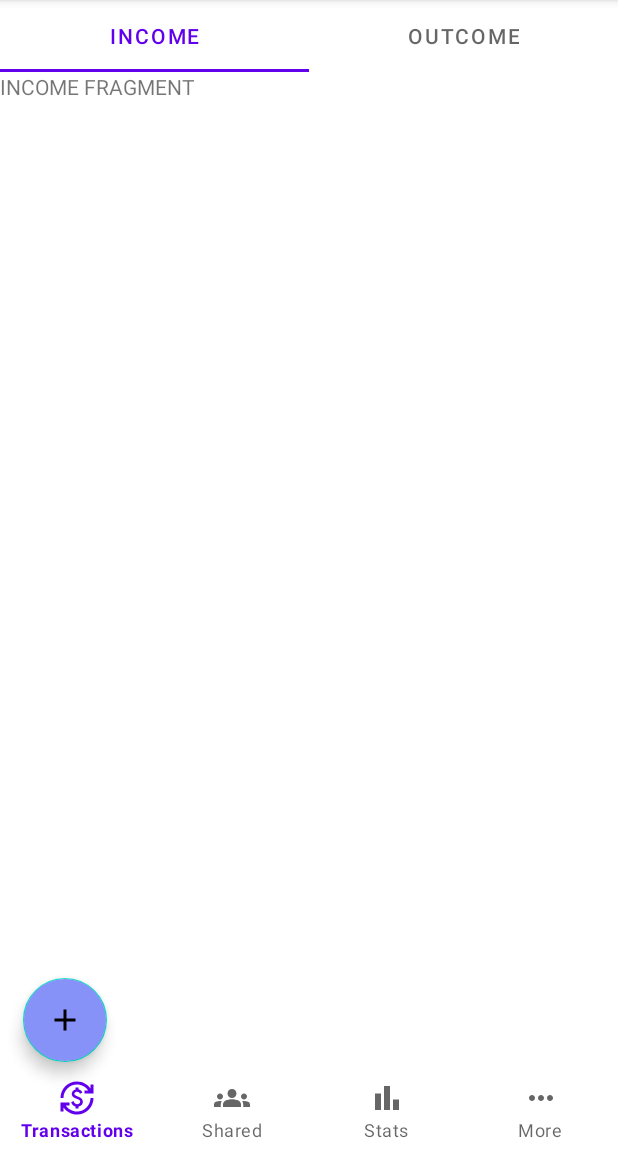
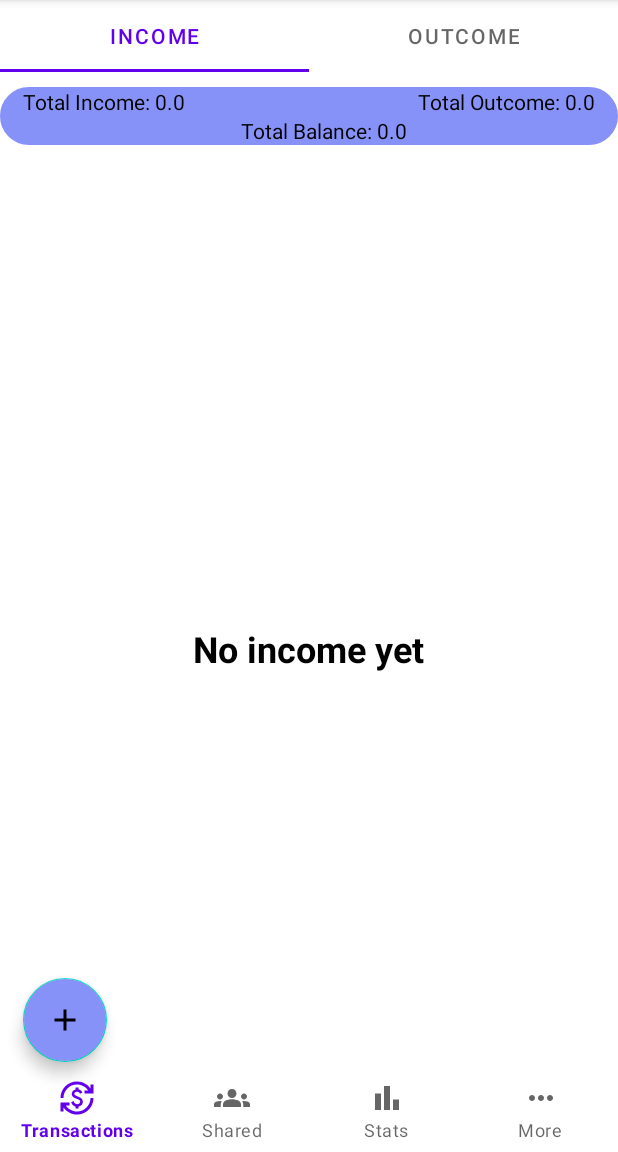
Before and after one commit to Tomer258/Money_Expense_Manager, an Android app: the screen it shows after launch once a user with an empty profile is signed in (MainActivity), on a phone screen of 412 x 824 dp, the part 84-1236 px from its top. Run offline under Robolectric (Android 15) with nearby library versions, the phone set to English and light mode, and no system bars; our stand-ins replace Firebase (no records; nobody signed in at launch, a user with empty details on screens opened directly); libraries missing offline, so code that uses them is left out: com.firebase.ui; 1 statement that could not run was skipped.

Commit message:
added some stuff

```diff
--- a/app/src/main/java/com/example/moneyexpensemanager/LoginActivity.java
+++ b/app/src/main/java/com/example/moneyexpensemanager/LoginActivity.java
@@ -75,6 +75,7 @@ public class LoginActivity extends AppCompatActivity {
     private void moveToMainActivity(FirebaseUser user) {
         Intent intent = new Intent(this, MainActivity.class);
         intent.putExtra("username", user.getDisplayName());
+        intent.putExtra("uid", user.getUid());
         startActivity(intent);
         finish();
     }
--- a/app/src/main/java/com/example/moneyexpensemanager/fragments/Personal_fragment.java
+++ b/app/src/main/java/com/example/moneyexpensemanager/fragments/Personal_fragment.java
@@ -26,27 +26,37 @@ import com.example.moneyexpensemanager.R;
 import com.google.android.material.floatingactionbutton.FloatingActionButton;
 import com.google.android.material.tabs.TabItem;
 import com.google.android.material.tabs.TabLayout;
+import com.google.firebase.auth.FirebaseAuth;
+import com.google.firebase.auth.FirebaseUser;
 
 public class Personal_fragment extends Fragment {
+
+    ViewPager2 viewPager2;
+    TabLayout tabLayout;
     FloatingActionButton addButton;
     String TypeSpinnerResult,CategorySpinnerResult;
     Dialog dialog;
     String type="";
+
+    Spinner typeSpinner,categorySpinner;
     @Override
     public View onCreateView(LayoutInflater inflater, ViewGroup container,
                              Bundle savedInstanceState) {
         // Inflate the layout for this fragment
         View view = inflater.inflate(R.layout.fragment_personal_fragment, container, false);
-        TabLayout tabLayout=view.findViewById(R.id.tabLayout_container);
-        ViewPager2 viewPager2=view.findViewById(R.id.personal_viewPager);
-        FragmentStateAdapter fragmentStateAdapter=new myViewpagerAdapter(getActivity());
-        viewPager2.setAdapter(fragmentStateAdapter);
-        addButton=view.findViewById(R.id.main_addBTN);
+
+        //dialog
         initDialog();
+
+        //yes
+        initFragment(view);
+
         //Spinners
-        Spinner typeSpinner=dialog.findViewById(R.id.typeSpinner);
-        Spinner categorySpinner=dialog.findViewById(R.id.categorySpinner);
-        initSpinners(typeSpinner,categorySpinner);
+
+        initSpinners();
+
+        //Firebase stuff
+        String uId = FirebaseAuth.getInstance().getCurrentUser().getUid();
 
 
         tabLayout.addOnTabSelectedListener(new TabLayout.OnTabSelectedListener() {
@@ -55,8 +65,7 @@ public class Personal_fragment extends Fragment {
                 viewPager2.setCurrentItem(tab.getPosition());
 
                 type=tabLayout.getTabAt(tab.getPosition()).getText().toString();
-                Toast.makeText(getContext(), type,Toast.LENGTH_SHORT).show();
-                initSpinners(typeSpinner,categorySpinner);
+                initSpinners();
 
             }
 
@@ -78,8 +87,7 @@ public class Personal_fragment extends Fragment {
                 tabLayout.getTabAt(position).select();
 
                 type=tabLayout.getTabAt(position).getText().toString();
-                Toast.makeText(getContext(), type,Toast.LENGTH_SHORT).show();
-                initSpinners(typeSpinner,categorySpinner);
+                initSpinners();
             }
         });
         addButton.setOnClickListener(new View.OnClickListener() {
@@ -107,7 +115,7 @@ public class Personal_fragment extends Fragment {
         cancel.setOnClickListener(new View.OnClickListener() {
             @Override
             public void onClick(View v) {
-                Toast.makeText(getContext(),"DEAD DIALOG",Toast.LENGTH_LONG).show();
+                Toast.makeText(getContext(),"DEAD DIALOG",Toast.LENGTH_SHORT).show();
                 dialog.dismiss();
             }
         });
@@ -115,9 +123,9 @@ public class Personal_fragment extends Fragment {
             @Override
             public void onClick(View v) {
                 if (type.equals("Income"))
-                    Toast.makeText(getContext(), "ADD INCOME FUNCTION",Toast.LENGTH_LONG).show();
+                    addIncomeToUser();
                 else
-                    Toast.makeText(getContext(), "ADD OUTCOME FUNCTION",Toast.LENGTH_LONG).show();
+                    addOutcomeToUser();
                 dialog.dismiss();
             }
         });
@@ -125,8 +133,7 @@ public class Personal_fragment extends Fragment {
 
     }
 
-
-    void initSpinners( Spinner typeSpinner, Spinner categorySpinner)
+    void initSpinners()
     {
         //type Spinner
         ArrayAdapter<CharSequence> adapter = ArrayAdapter.createFromResource(getActivity(),
@@ -165,4 +172,23 @@ public class Personal_fragment extends Fragment {
         });
     }
 
+    public void initFragment(View view)
+    {
+        tabLayout=view.findViewById(R.id.tabLayout_container);
+        viewPager2=view.findViewById(R.id.personal_viewPager);
+        FragmentStateAdapter fragmentStateAdapter=new myViewpagerAdapter(getActivity());
+        viewPager2.setAdapter(fragmentStateAdapter);
+        addButton=view.findViewById(R.id.main_addBTN);
+        typeSpinner=dialog.findViewById(R.id.typeSpinner);
+        categorySpinner=dialog.findViewById(R.id.categorySpinner);
+    }
+
+    private void addOutcomeToUser() {
+        Toast.makeText(getContext(), "ADD OUTCOME FUNCTION",Toast.LENGTH_SHORT).show();
+    }
+
+    private void addIncomeToUser() {
+        Toast.makeText(getContext(), "ADD INCOME FUNCTION",Toast.LENGTH_SHORT).show();
+    }
+
 }
--- /dev/null
+++ b/app/src/main/res/drawable/total_border.xml
@@ -0,0 +1,8 @@
+<shape xmlns:android="http://schemas.android.com/apk/res/android"
+    android:shape="rectangle">
+    <stroke
+        android:width="2dp"
+        android:color="@color/lavender"/>
+    <solid android:color="@color/lavender"/>
+    <corners android:radius="20dp"/>
+</shape>
--- a/app/src/main/res/layout/fragment_personal__income_fragment.xml
+++ b/app/src/main/res/layout/fragment_personal__income_fragment.xml
@@ -7,9 +7,15 @@
 
 
     <TextView
+        android:id="@+id/noIncomeFound_TXT"
         android:layout_width="wrap_content"
         android:layout_height="wrap_content"
-        android:text="INCOME FRAGMENT" />
+        android:text="No income yet"
+        android:layout_centerInParent="true"
+        android:textSize="24sp"
+        android:textStyle="bold"
+        android:textColor="@color/black"
+        />
 
 
 
--- a/app/src/main/res/layout/fragment_personal_fragment.xml
+++ b/app/src/main/res/layout/fragment_personal_fragment.xml
@@ -25,11 +25,84 @@
 
 
     </com.google.android.material.tabs.TabLayout>
+    <RelativeLayout
+        android:id="@+id/total_Container"
+        android:layout_width="wrap_content"
+        android:layout_height="wrap_content"
+        android:layout_below="@+id/tabLayout_container"
+        android:layout_marginTop="10dp"
+        android:paddingHorizontal="15dp"
+        android:background="@drawable/total_border"
+        >
+
+        <TextView
+            android:id="@+id/totalIncome_TXT"
+            android:layout_width="wrap_content"
+            android:layout_height="wrap_content"
+            android:text="Total Income: "
+            android:textSize="14sp"
+            android:layout_alignParentStart="true"
+            android:textColor="@color/black"
+
+            />
+        <TextView
+            android:id="@+id/totalIncomeAmount_TXT"
+            android:layout_width="wrap_content"
+            android:layout_height="wrap_content"
+            android:text="0.0"
+            android:textSize="14sp"
+            android:layout_toRightOf="@+id/totalIncome_TXT"
+            android:textColor="@color/black"
+            />
+        <TextView
+            android:id="@+id/totalOutcome_TXT"
+            android:layout_width="wrap_content"
+            android:layout_height="wrap_content"
+            android:text="Total Outcome: "
+            android:textSize="14sp"
+            android:layout_toLeftOf="@+id/totalOutcomeAmount_TXT"
+            android:textColor="@color/black"
+
+            />
+        <TextView
+            android:id="@+id/totalOutcomeAmount_TXT"
+            android:layout_width="wrap_content"
+            android:layout_height="wrap_content"
+            android:text="0.0"
+            android:textSize="14sp"
+            android:layout_alignParentEnd="true"
+            android:textColor="@color/black"
+
+            />
+        <TextView
+            android:id="@+id/totalBalance_TXT"
+            android:layout_width="wrap_content"
+            android:layout_height="wrap_content"
+            android:text="Total Balance: "
+            android:textSize="14sp"
+            android:layout_centerHorizontal="true"
+            android:layout_below="@+id/totalIncome_TXT"
+            android:textColor="@color/black"
+            />
+        <TextView
+            android:id="@+id/totalBalanceAmount_TXT"
+            android:layout_width="wrap_content"
+            android:layout_height="wrap_content"
+            android:text="0.0"
+            android:textSize="14sp"
+            android:layout_toRightOf="@+id/totalBalance_TXT"
+            android:layout_below="@+id/totalIncome_TXT"
+            android:textColor="@color/black"
+
+            />
+
+    </RelativeLayout>
+
     <androidx.viewpager2.widget.ViewPager2
         android:id="@+id/personal_viewPager"
         android:layout_width="match_parent"
         android:layout_height="match_parent"
-        android:layout_below="@+id/tabLayout_container"
+        android:layout_below="@+id/total_Container"
         />
 
     <com.google.android.material.floatingactionbutton.FloatingActionButton
--- a/app/src/main/res/values/colors.xml
+++ b/app/src/main/res/values/colors.xml
@@ -9,4 +9,6 @@
     <color name="white">#FFFFFFFF</color>
     <color name="brightRed">#FB3C3C</color>
     <color name="lavender">#8692f7</color>
+    <color name="customWhite">#E5E6EA</color>
+
 </resources>
```
Also changed, not shown: app/src/main/java/com/example/moneyexpensemanager/Models/IncomeModel.java (added, +59 -0 lines), app/src/main/java/com/example/moneyexpensemanager/Models/OutcomeModel.java (added, +54 -0 lines), app/src/main/java/com/example/moneyexpensemanager/Models/userExpense.java (added, +42 -0 lines), app/src/main/res/layout/fragment_personal__outcome_fragment.xml (+6 -1 lines).
